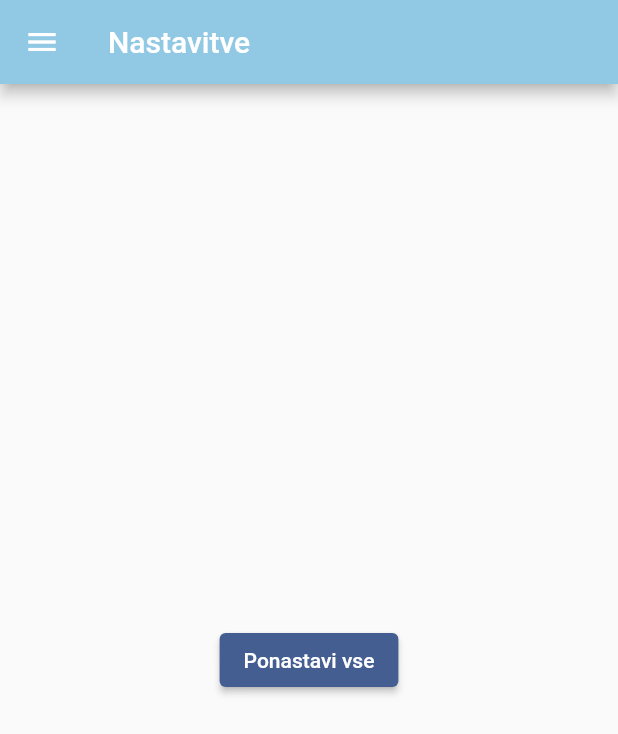
After one commit to Oblakoru/WaterTrackingApp_LevelUp, a Flutter app: the NastavitvePage screen opened directly, after a tap on "Ponastavi vse", on a phone screen of 412 x 824 dp. The commit adds this screen. Shown: the top 734 px of the screen. Run offline on Flutter 3.47's test engine with Material 2 defaults, Android fonts, the phone set to English and light mode, and no system bars; our stand-ins replace hive_flutter; accounts and stored records are empty.

Commit message:
Dodana stran za nastavitve

```diff
--- a/lib/main.dart
+++ b/lib/main.dart
@@ -10,6 +10,10 @@ void main() async {
   // open box - represenrs the database
   Box<int> waterBox = await Hive.openBox('merjenjeVode');
   Box<int> allTimeBox = await Hive.openBox('allTimeBox');
+ // Box themeBox = await Hive.openBox('themeBox');
+
+
+
 
   runApp(const MyApp());
 }
--- /dev/null
+++ b/lib/nastavitve_page.dart
@@ -0,0 +1,86 @@
+import 'dart:math';
+
+import 'package:flutter/material.dart';
+import 'package:hive_flutter/adapters.dart';
+
+import 'main.dart';
+
+class NastavitvePage extends StatelessWidget {
+  NastavitvePage({super.key});
+
+   final Box<int> waterBox = Hive.box('merjenjeVode');
+   final Box<int> allTimeBox = Hive.box('allTimeBox');
+
+  @override
+  Widget build(BuildContext context) {
+    return  Scaffold(
+      appBar: AppBar(
+        backgroundColor: Color.fromRGBO(145, 200, 228, 1.0),
+        title: const Text('Nastavitve'),
+      ),
+      drawer: Drawer(
+        child: ListView(
+          children: [
+            const DrawerHeader(
+              child: Center(
+                  child: Text(
+                "LevelUp",
+                style: TextStyle(
+                  fontWeight: FontWeight.bold,
+                  fontSize: 20.0,
+                ),
+              )),
+            ),
+            ListTile(
+              title: const Text("Domov"),
+              onTap: () {
+                Navigator.of(context).push(
+                  MaterialPageRoute(
+                    builder: (BuildContext context) {
+                      return const MyApp();
+                    },
+                  ),
+                );
+              },
+              leading: const Icon(
+                Icons.home,
+                color: Colors.lightBlueAccent,
+              ),
+            ),
+            ListTile(
+              title: Text("Zgodovina"),
+              onTap: () => print("Zgodovina"),
+              leading: const Icon(
+                Icons.favorite,
+                color: Colors.pinkAccent,
+              ),
+            ),
+            ListTile(
+              title: const Text("Nastavitve"),
+              onTap: () {
+                Navigator.of(context).push(
+                  MaterialPageRoute(
+                    builder: (BuildContext context) {
+                      return NastavitvePage();
+                    },
+                  ),
+                );
+              },
+              leading: const Icon(Icons.settings),
+            ),
+          ],
+        ),
+      ),
+      body: Center(
+
+        child: Row(mainAxisAlignment:MainAxisAlignment.center, children: [
+          ElevatedButton(onPressed: () {
+            waterBox.clear();
+            allTimeBox.clear();
+            print("Izbrisano");
+          }, child: const Text("Ponastavi vse"))
+        ],),
+      ),
+    );
+  }
+}
--- a/lib/tracking_page.dart
+++ b/lib/tracking_page.dart
@@ -2,6 +2,7 @@ import 'package:flutter/material.dart';
 import 'package:flutter/services.dart';
 import 'package:hive_flutter/hive_flutter.dart';
 import 'package:kapljica/main.dart';
+import 'package:kapljica/nastavitve_page.dart';
 //import 'package:file/file.dart';
 
 class MeritvePage extends StatefulWidget {
@@ -27,6 +28,8 @@ class _MeritvePageState extends State<MeritvePage> {
   //Box v katerem se shranjujejo meritve za določen dan - ključ je datum
   Box<int> waterBox = Hive.box('merjenjeVode');
   Box<int> allTimeBox = Hive.box('allTimeBox');
+
+  //Box themeBox = Hive.box('themeBox');
 
   //funkcija za pridobivanje datuma
   String pridobiDanasnjiDatum() {
@@ -117,7 +120,15 @@ class _MeritvePageState extends State<MeritvePage> {
             ),
             ListTile(
               title: const Text("Nastavitve"),
-              onTap: () => print("Nastavitve"),
+              onTap: () {
+                Navigator.of(context).push(
+                  MaterialPageRoute(
+                    builder: (BuildContext context) {
+                      return NastavitvePage();
+                    },
+                  ),
+                );
+              },
               leading: const Icon(Icons.settings),
             ),
           ],
```
Also changed, not shown: images/Cocktail.png (deleted), images/water.png (deleted).
